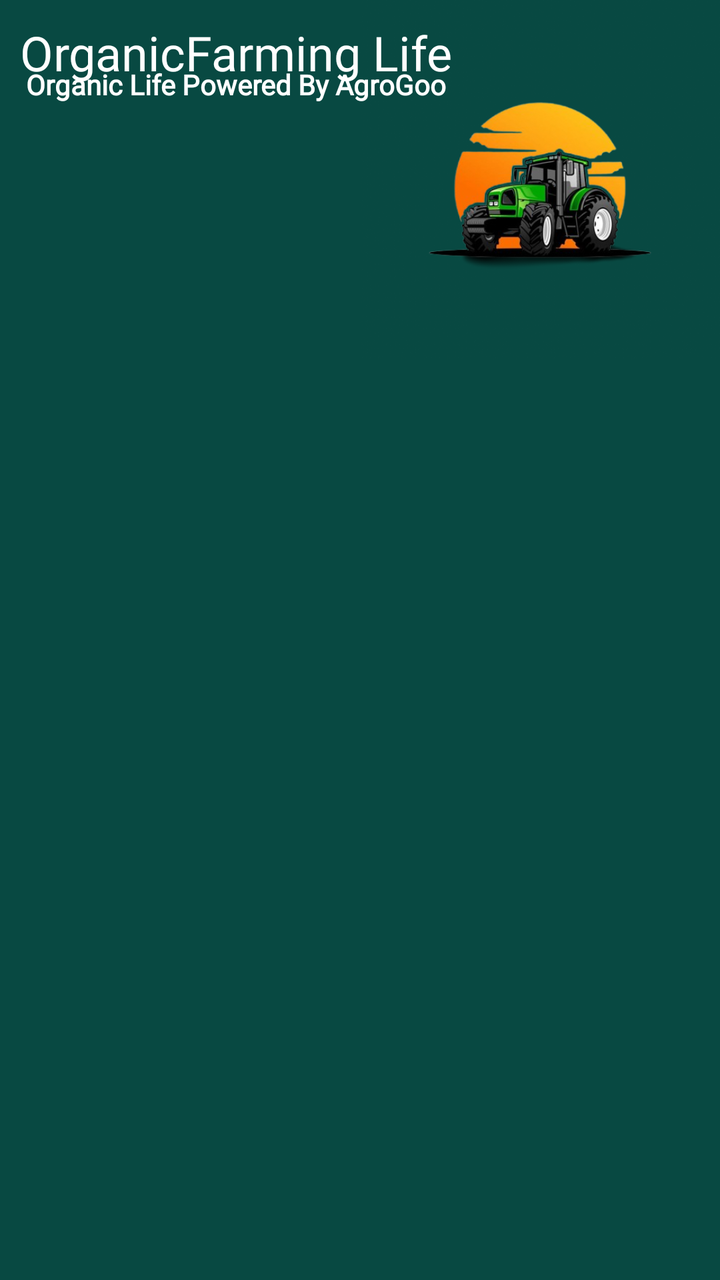
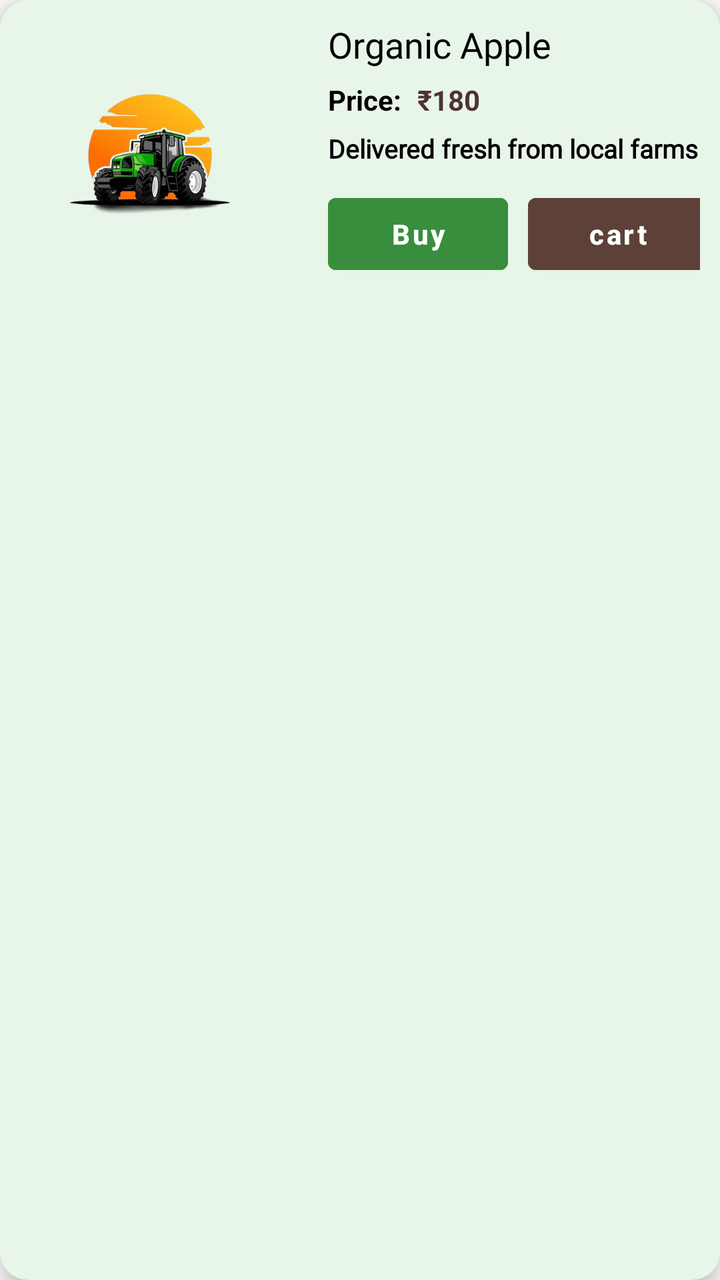

An Android layout rendered at two revisions. The XML below is the earlier revision; the diff shows what the commit changed to produce the second picture.
<!-- AndroidManifest.xml: application theme Theme.AgroGo -->
<!-- res/layout/menu_header.xml -->
<?xml version="1.0" encoding="utf-8"?>
<RelativeLayout xmlns:android="http://schemas.android.com/apk/res/android"
    android:layout_width="match_parent"
    android:layout_height="180dp"
    android:background="#084942">
    <ImageView
        android:layout_width="180dp"
        android:layout_height="180dp"
        android:src="@drawable/vl"
        android:layout_alignParentRight="true"/>
    <TextView
        android:id="@+id/slogannav"
        android:layout_width="wrap_content"
        android:layout_height="wrap_content"
        android:text="OrganicFarming Life"
        android:layout_margin="10dp"
        android:textColor="@color/white"
        android:fontFamily="@font/bungee"
        android:textSize="24sp"/>
    <TextView
        android:layout_width="wrap_content"
        android:layout_height="wrap_content"
        android:fontFamily="@font/antic"
        android:textStyle="bold"
        android:text="Organic Life Powered By AgroGoo"
        android:textColor="@color/white"
        android:layout_below="@id/slogannav"
        android:layout_marginLeft="13dp"
        android:layout_marginTop="-20dp"/>



</RelativeLayout>
<!-- resources referenced by this layout -->
<resources>
  <color name="white">#FFFFFF</color>
  <!-- drawable vl: png bitmap (drawable, 154055 bytes) -->
  <style name="Theme.AgroGo" parent="Theme.MaterialComponents.DayNight.NoActionBar">
          
          <item name="colorPrimary">@color/blue_500</item>
          <item name="colorPrimaryVariant">@color/blue_700</item>
          <item name="colorOnPrimary">@color/white</item>
          <item name="colorSecondary">@color/green_500</item>
          <item name="colorOnSecondary">@color/white</item>
          <item name="android:windowContentTransitions">true</item>
  
  
      </style>
  <color name="blue_500">#022F2C</color>
  <color name="blue_700">#012302</color>
  <color name="green_500">#011B01</color>
</resources>

<!-- the commit's change to res/layout/menu_header.xml (unified diff, before → after) -->
@@ -1,33 +1,121 @@
 <?xml version="1.0" encoding="utf-8"?>
-<RelativeLayout xmlns:android="http://schemas.android.com/apk/res/android"
+<androidx.cardview.widget.CardView
+    xmlns:android="http://schemas.android.com/apk/res/android"
+    xmlns:app="http://schemas.android.com/apk/res-auto"
     android:layout_width="match_parent"
-    android:layout_height="180dp"
-    android:background="#084942">
-    <ImageView
-        android:layout_width="180dp"
-        android:layout_height="180dp"
-        android:src="@drawable/vl"
-        android:layout_alignParentRight="true"/>
-    <TextView
-        android:id="@+id/slogannav"
-        android:layout_width="wrap_content"
+    android:layout_height="wrap_content"
+    android:layout_margin="6dp"
+    app:cardCornerRadius="14dp"
+    app:cardElevation="8dp"
+    app:cardBackgroundColor="@color/green_light">
+
+    <RelativeLayout
+        android:layout_width="match_parent"
         android:layout_height="wrap_content"
-        android:text="OrganicFarming Life"
-        android:layout_margin="10dp"
-        android:textColor="@color/white"
-        android:fontFamily="@font/bungee"
-        android:textSize="24sp"/>
-    <TextView
-        android:layout_width="wrap_content"
-        android:layout_height="wrap_content"
-        android:fontFamily="@font/antic"
-        android:textStyle="bold"
-        android:text="Organic Life Powered By AgroGoo"
-        android:textColor="@color/white"
-        android:layout_below="@id/slogannav"
-        android:layout_marginLeft="13dp"
-        android:layout_marginTop="-20dp"/>
+        android:padding="10dp">
+
+        
+        <ImageView
+            android:id="@+id/image2"
+            android:layout_width="130dp"
+            android:layout_height="130dp"
+            android:layout_alignParentStart="true"
+            android:layout_marginEnd="10dp"
+            android:scaleType="centerCrop"
+            android:src="@drawable/vl"
+            android:contentDescription="Product image"
+            android:elevation="3dp" />
+
+        
+        <TextView
+            android:id="@+id/name2"
+            android:layout_width="wrap_content"
+            android:layout_height="wrap_content"
+            android:text="Organic Apple"
+            android:textSize="18sp"
+            android:textColor="@color/black"
+            android:fontFamily="@font/bungee"
+            android:layout_toRightOf="@id/image2"
+            android:layout_marginStart="14dp"
+            android:layout_alignParentTop="true" />
+
+        
+        <TextView
+            android:id="@+id/price2"
+            android:layout_width="wrap_content"
+            android:layout_height="wrap_content"
+            android:text="Price:"
+            android:textStyle="bold"
+            android:textColor="@color/black"
+            android:layout_below="@id/name2"
+            android:layout_toRightOf="@id/image2"
+            android:layout_marginStart="14dp"
+            android:layout_marginTop="6dp"/>
+
+        <TextView
+            android:id="@+id/prod_prices"
+            android:layout_width="wrap_content"
+            android:layout_height="wrap_content"
+            android:text="₹180"
+            android:textColor="@color/brown_900"
+            android:textStyle="bold"
+            android:layout_alignBaseline="@id/price2"
+            android:layout_toRightOf="@id/price2"
+            android:layout_marginStart="8dp"/>
+
+        
+        <TextView
+            android:id="@+id/desc2"
+            android:layout_width="wrap_content"
+            android:layout_height="wrap_content"
+            android:text="Delivered fresh from local farms"
+            android:textStyle="bold"
+            android:textColor="@color/black"
+            android:fontFamily="@font/antic"
+            android:textSize="13sp"
+            android:layout_below="@id/price2"
+            android:layout_toRightOf="@id/image2"
+            android:layout_marginStart="14dp"
+            android:layout_marginTop="6dp" />
 
 
 
-</RelativeLayout>
+        
+        <LinearLayout
+            android:layout_width="wrap_content"
+            android:layout_height="wrap_content"
+            android:layout_below="@id/desc2"
+            android:layout_toRightOf="@id/image2"
+            android:orientation="horizontal"
+            android:layout_marginTop="10dp"
+            android:layout_marginStart="14dp">
+
+            
+            <Button
+                android:id="@+id/Buy2"
+                android:layout_width="90dp"
+                android:layout_height="48dp"
+                android:text="Buy"
+                android:textAllCaps="false"
+                android:textColor="@android:color/white"
+                android:textStyle="bold"
+                android:backgroundTint="@color/green_700"
+                android:elevation="3dp"
+                android:layout_marginEnd="10dp" />
+
+            
+            <Button
+                android:id="@+id/Cart"
+                android:layout_width="90dp"
+                android:layout_height="48dp"
+                android:text="cart"
+                android:textAllCaps="false"
+                android:textColor="@android:color/white"
+                android:textStyle="bold"
+                android:backgroundTint="@color/brown_700"
+                android:elevation="3dp" />
+        </LinearLayout>
+
+    </RelativeLayout>
+
+</androidx.cardview.widget.CardView>
<!-- resource entries referenced after the edit -->
@@ -1,5 +1,10 @@
 <!-- resources referenced by this layout -->
 <resources>
+  <color name="black">#FF000000</color>
+  <color name="brown_700">#5D4037</color>
+  <color name="brown_900">#4E342E</color>
+  <color name="green_700">#388E3C</color>
+  <color name="green_light">#E8F5E9</color>
   <color name="white">#FFFFFF</color>
   <!-- drawable vl: png bitmap (drawable, 154055 bytes) -->
   <style name="Theme.AgroGo" parent="Theme.MaterialComponents.DayNight.NoActionBar">
